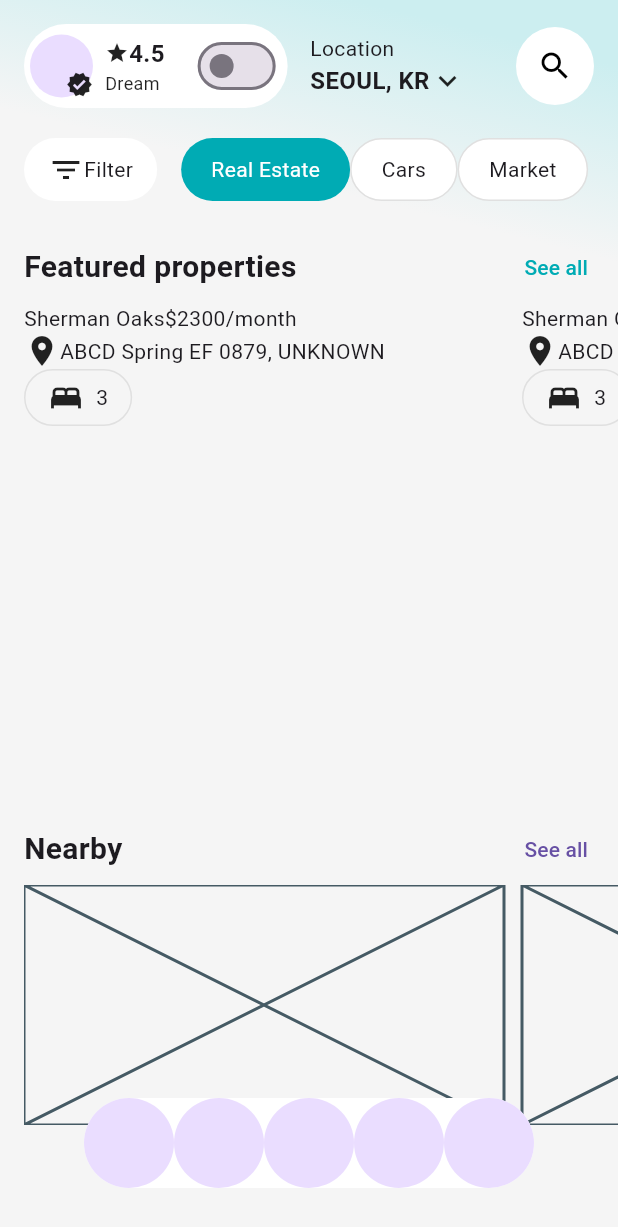
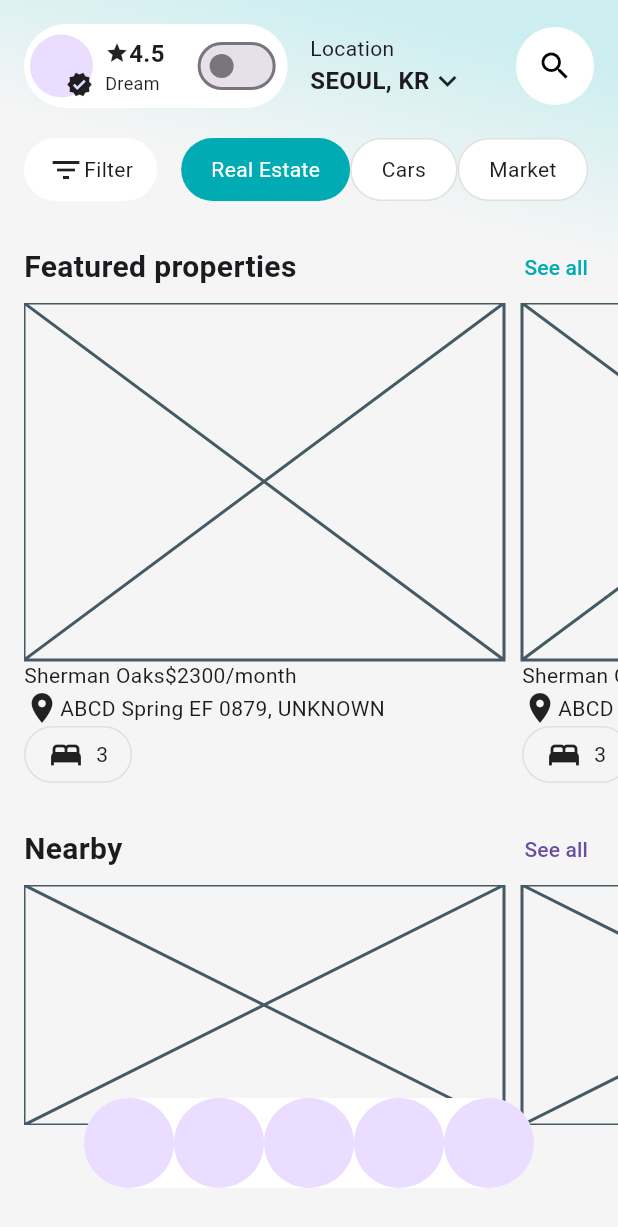
Before and after one commit to JAICHANGPARK/flutter_notebook_chapter_49, a Flutter app: the RealEstateHomePage screen opened directly, on a phone screen of 412 x 824 dp. Shown: the top 1227 px of the screen. Run offline on Flutter 3.47's test engine with Material 3 defaults, Android fonts, the phone set to English and light mode, and no system bars; our stand-ins replace dots_indicator, gap, google_fonts.

Commit message:
Update real_estate_home_page.dart

```diff
--- a/lib/ep2472_real_estate_app/ui/real_estate_home_page.dart
+++ b/lib/ep2472_real_estate_app/ui/real_estate_home_page.dart
@@ -244,7 +244,9 @@ class _RealEstateHomePageState extends State<RealEstateHomePage> {
                                 child: Column(
                                   crossAxisAlignment: CrossAxisAlignment.start,
                                   children: [
-                                    Container(),
+                                    Expanded(child: Placeholder()),
+                                    Column(
+                                      children: [
                                         Row(
                                           children: [
                                             Text("Sherman Oaks"),
@@ -282,6 +284,9 @@ class _RealEstateHomePageState extends State<RealEstateHomePage> {
                                             ),
                                           ],
                                         ),
+                                      ],
+                                    )
+
                                   ],
                                 ),
                               );
```
Lines whose indentation alone changed are shown as unchanged.
